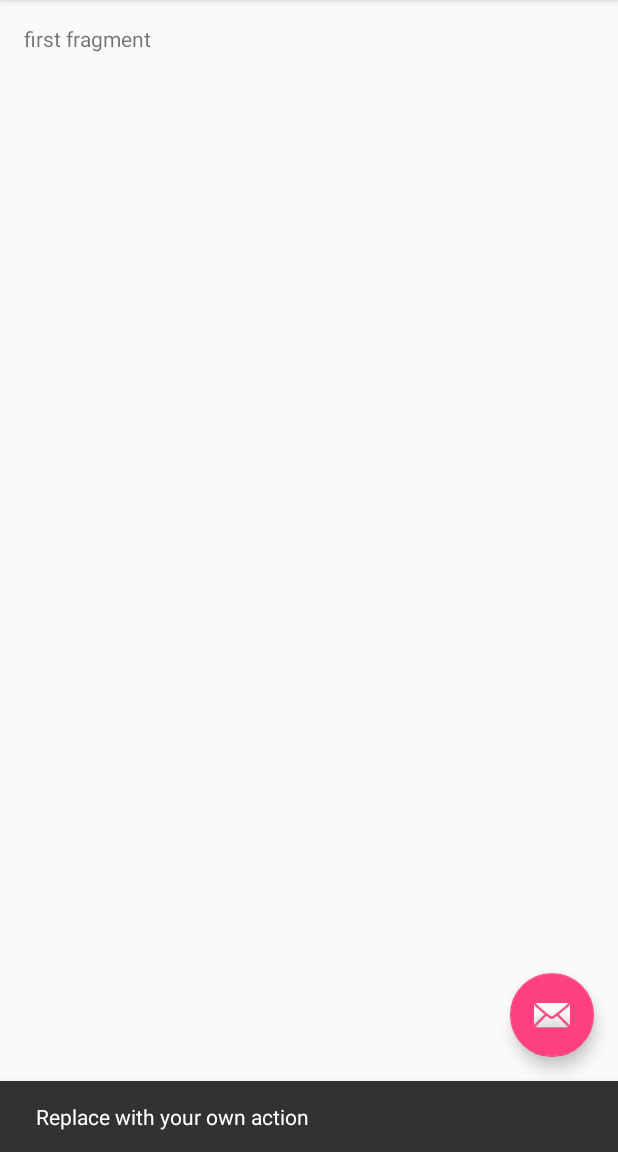
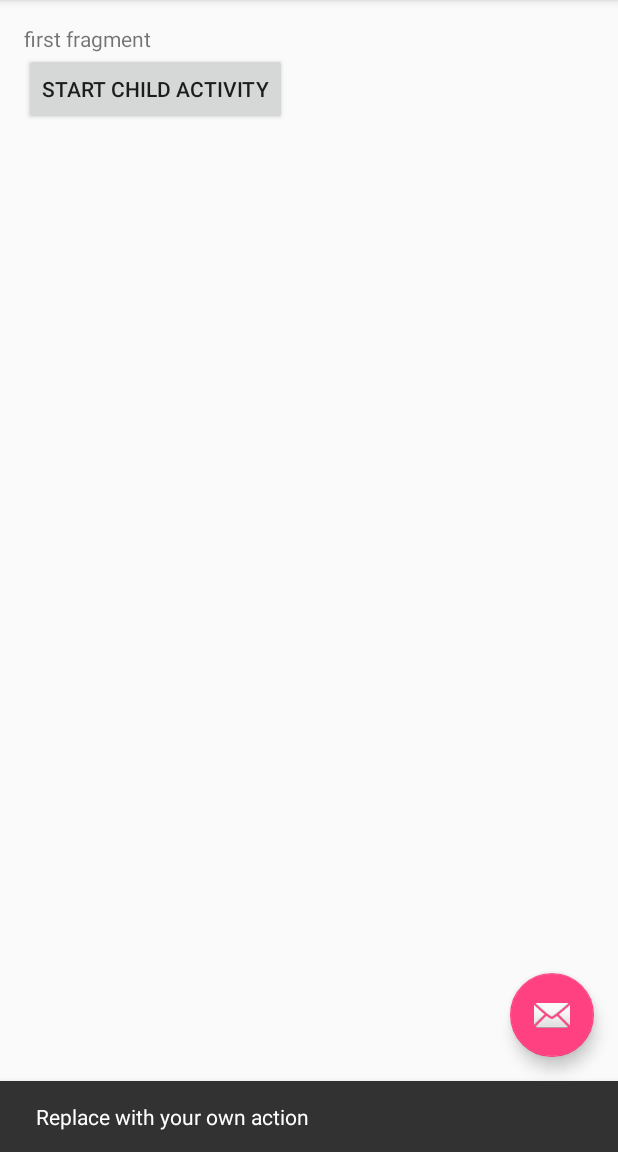
Before and after one commit to yonguuk/mapiary, an Android app: the screen it shows after launch (MainActivity), after a tap on an icon or button, on a phone screen of 412 x 824 dp, the part 84-1236 px from its top. Run offline under Robolectric (Android 15) with nearby library versions, the phone set to English and light mode, and no system bars; libraries missing offline, so code that uses them is left out: com.roughike.bottombar; 6 statements that could not run were skipped.

Commit message:
fragment and toolbar

```diff
--- a/app/src/main/AndroidManifest.xml
+++ b/app/src/main/AndroidManifest.xml
@@ -18,6 +18,12 @@
                 <category android:name="android.intent.category.LAUNCHER" />
             </intent-filter>
         </activity>
+        <activity android:name=".SampleChildActivity"
+            android:theme="@style/AppTheme.Light.NoActionBar"
+            >
+            <meta-data android:name="android.support.PARENT_ACTIVITY"
+                android:value=".MainActivity"></meta-data>
+        </activity>
     </application>
 
 </manifest>
--- a/app/src/main/java/com/yonguk/test/activity/mapiary/FirstFragment.java
+++ b/app/src/main/java/com/yonguk/test/activity/mapiary/FirstFragment.java
@@ -1,11 +1,14 @@
 package com.yonguk.test.activity.mapiary;
 
+import android.content.Intent;
 import android.os.Bundle;
 import android.support.annotation.Nullable;
 import android.support.v4.app.Fragment;
 import android.view.LayoutInflater;
 import android.view.View;
 import android.view.ViewGroup;
+import android.widget.Button;
+import android.widget.LinearLayout;
 
 /**
  * Created by dosi on 2016-07-08.
@@ -19,6 +22,15 @@ public class FirstFragment extends Fragment {
     @Nullable
     @Override
     public View onCreateView(LayoutInflater inflater, ViewGroup container, Bundle savedInstanceState) {
-        return inflater.inflate(R.layout.fragment_first,container,false);
+        LinearLayout mLinearLayout = (LinearLayout) inflater.inflate(R.layout.fragment_first,container,false);
+        Button mButton = (Button) mLinearLayout.findViewById(R.id.btn);
+        mButton.setOnClickListener(new View.OnClickListener() {
+            @Override
+            public void onClick(View view) {
+                Intent intent = new Intent(getActivity(), SampleChildActivity.class);
+                startActivity(intent);
+            }
+        });
+        return mLinearLayout;
     }
 }
--- a/app/src/main/res/layout/activity_main.xml
+++ b/app/src/main/res/layout/activity_main.xml
@@ -7,6 +7,7 @@
     android:fitsSystemWindows="true"
     tools:context="com.yonguk.test.activity.mapiary.MainActivity">
 
+    <!--
     <android.support.design.widget.AppBarLayout
         android:layout_width="match_parent"
         android:layout_height="wrap_content"
@@ -20,7 +21,9 @@
             app:popupTheme="@style/AppTheme.PopupOverlay" />
 
     </android.support.design.widget.AppBarLayout>
-
+-->
+    <include android:id="@+id/app_bar"
+        layout="@layout/app_bar"></include>
     <include layout="@layout/content_main" />
 
     <android.support.design.widget.FloatingActionButton
--- /dev/null
+++ b/app/src/main/res/layout/app_bar.xml
@@ -0,0 +1,14 @@
+<?xml version="1.0" encoding="utf-8"?>
+<android.support.design.widget.AppBarLayout xmlns:android="http://schemas.android.com/apk/res/android"
+    android:layout_width="match_parent"
+    android:layout_height="wrap_content"
+    xmlns:app="http://schemas.android.com/apk/res-auto"
+    android:theme="@style/AppTheme.AppBarOverlay">
+
+    <android.support.v7.widget.Toolbar
+        android:id="@+id/toolbar"
+        android:layout_width="match_parent"
+        android:layout_height="?attr/actionBarSize"
+        android:background="?attr/colorPrimary"
+        app:popupTheme="@style/AppTheme.PopupOverlay" />
+</android.support.design.widget.AppBarLayout>
--- a/app/src/main/res/layout/fragment_first.xml
+++ b/app/src/main/res/layout/fragment_first.xml
@@ -7,4 +7,10 @@
         android:layout_width="match_parent"
         android:layout_height="wrap_content"
         android:text="first fragment"/>
+
+    <Button
+        android:id="@+id/btn"
+        android:layout_width="wrap_content"
+        android:layout_height="wrap_content"
+        android:text="start child activity"/>
 </LinearLayout>
--- a/app/src/main/res/values-v21/styles.xml
+++ b/app/src/main/res/values-v21/styles.xml
@@ -6,4 +6,9 @@
         <item name="android:windowDrawsSystemBarBackgrounds">true</item>
         <item name="android:statusBarColor">@android:color/transparent</item>
     </style>
+
+    <style name="AppTheme.Light.NoActionBar" parent="AppTheme">
+        <item name="windowActionBar">false</item>
+        <item name="windowNoTitle">true</item>
+    </style>
 </resources>
--- a/app/src/main/res/values/strings.xml
+++ b/app/src/main/res/values/strings.xml
@@ -4,4 +4,6 @@
 
     <!-- TODO: Remove or change this placeholder text -->
     <string name="hello_blank_fragment">Hello blank fragment</string>
+    <string name="next">Next</string>
+    <string name="title_activity_sample2">SampleActivity2</string>
 </resources>
--- a/app/src/main/res/values/styles.xml
+++ b/app/src/main/res/values/styles.xml
@@ -11,6 +11,7 @@
     <style name="AppTheme.NoActionBar">
         <item name="windowActionBar">false</item>
         <item name="windowNoTitle">true</item>
+
     </style>
 
     <style name="AppTheme.AppBarOverlay" parent="ThemeOverlay.AppCompat.Dark.ActionBar" />
```
Also changed, not shown: app/src/main/java/com/yonguk/test/activity/mapiary/MainActivity.java (+9 -0 lines), app/src/main/java/com/yonguk/test/activity/mapiary/SampleChildActivity.java (added, +39 -0 lines), app/src/main/res/layout/activity_sample_child.xml (added, +10 -0 lines).
